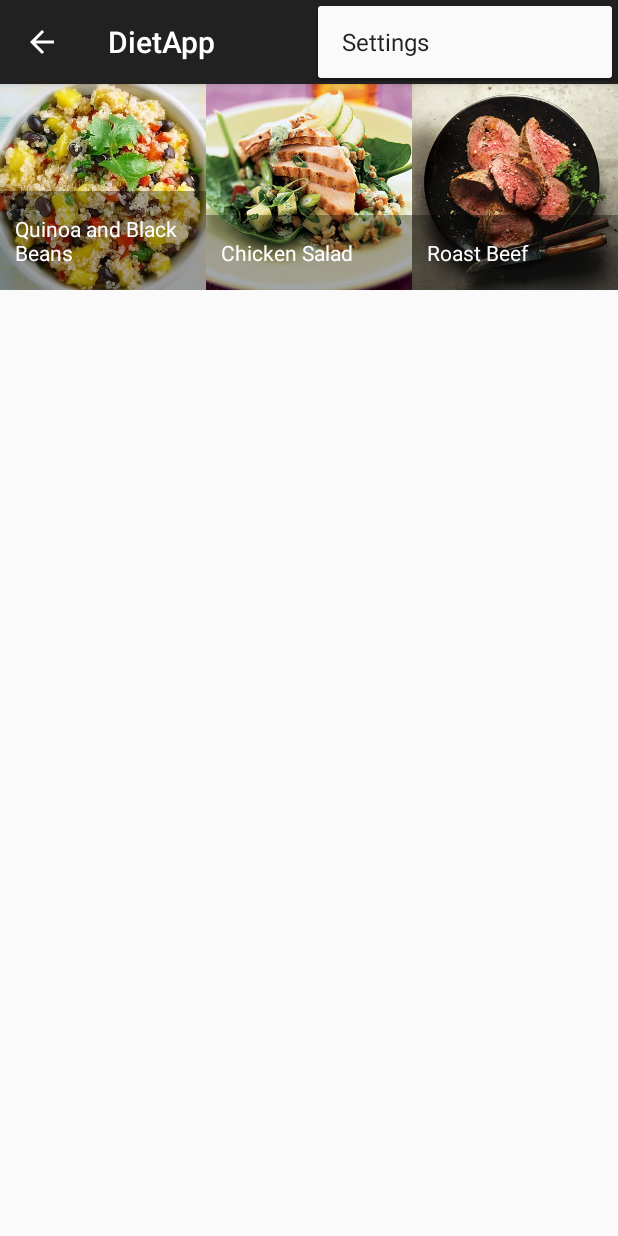
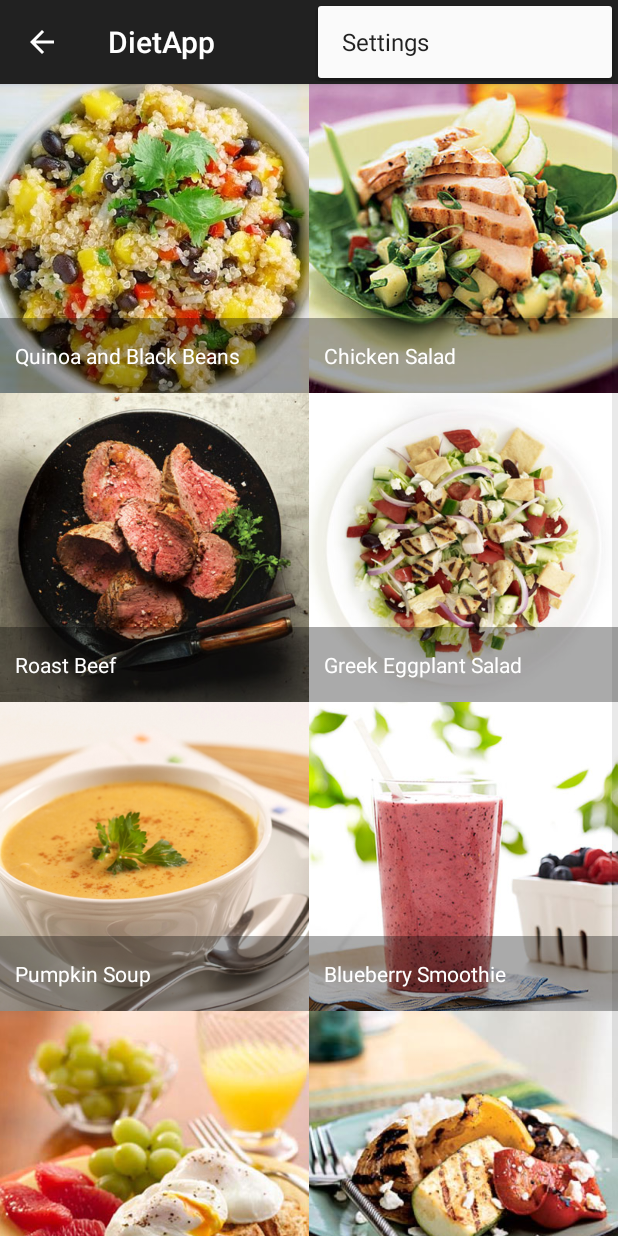
Before and after one commit to RickardZwahlen/DietApp, an Android app: the fragment RecipesFragment placed in its activity, with the options menu open, on a phone screen of 412 x 824 dp. Run offline under Robolectric (Android 15) with nearby library versions, the light colour scheme and no system bars; libraries missing offline, so code that uses them is left out: com.andexert.expandablelayout; 4 statements that could not run were skipped.

Commit message:
New recipes

```diff
--- a/app/src/main/java/se/dullestwall/dietapp/RecipeImageAdapter.java
+++ b/app/src/main/java/se/dullestwall/dietapp/RecipeImageAdapter.java
@@ -23,6 +23,11 @@ public class RecipeImageAdapter extends BaseAdapter {
         mItems.add(new Item("Quinoa and Black Beans", R.drawable.recipe_1));
         mItems.add(new Item("Chicken Salad", R.drawable.recipe_2));
         mItems.add(new Item("Roast Beef", R.drawable.recipe_3));
+        mItems.add(new Item("Greek Eggplant Salad", R.drawable.recipe_4));
+        mItems.add(new Item("Pumpkin Soup", R.drawable.recipe_5));
+        mItems.add(new Item("Blueberry Smoothie", R.drawable.recipe_6));
+        mItems.add(new Item("Poached Eggs", R.drawable.recipe_7));
+        mItems.add(new Item("Grilled Vegetables with Feta", R.drawable.recipe_8));
     }
 
     public int getCount() {
--- a/app/src/main/java/se/dullestwall/dietapp/RecipesFragment.java
+++ b/app/src/main/java/se/dullestwall/dietapp/RecipesFragment.java
@@ -53,9 +53,9 @@ public class RecipesFragment extends android.support.v4.app.Fragment {
     }
 
     @Override
-    public void onResume()
+    public void onStart()
     {
-        super.onResume();
+        super.onStart();
         RecipeImageAdapter recipeImageAdapter = new RecipeImageAdapter(getActivity());
         GridView gridview = (GridView)getActivity().findViewById(R.id.recipes_view);
         gridview.setAdapter(recipeImageAdapter);
--- a/app/src/main/res/layout/fragment_recipes.xml
+++ b/app/src/main/res/layout/fragment_recipes.xml
@@ -11,6 +11,6 @@
         android:verticalSpacing="0dp"
         android:horizontalSpacing="0dp"
         android:stretchMode="columnWidth"
-        android:numColumns="3"/>
+        android:numColumns="2"/>
 
 </FrameLayout>
```
Also changed, not shown: app/src/main/res/drawable/recipe_4.jpg (added), app/src/main/res/drawable/recipe_5.jpg (added), app/src/main/res/drawable/recipe_6.jpg (added), app/src/main/res/drawable/recipe_7.jpg (added), app/src/main/res/drawable/recipe_8.jpg (added), 3 other files.
